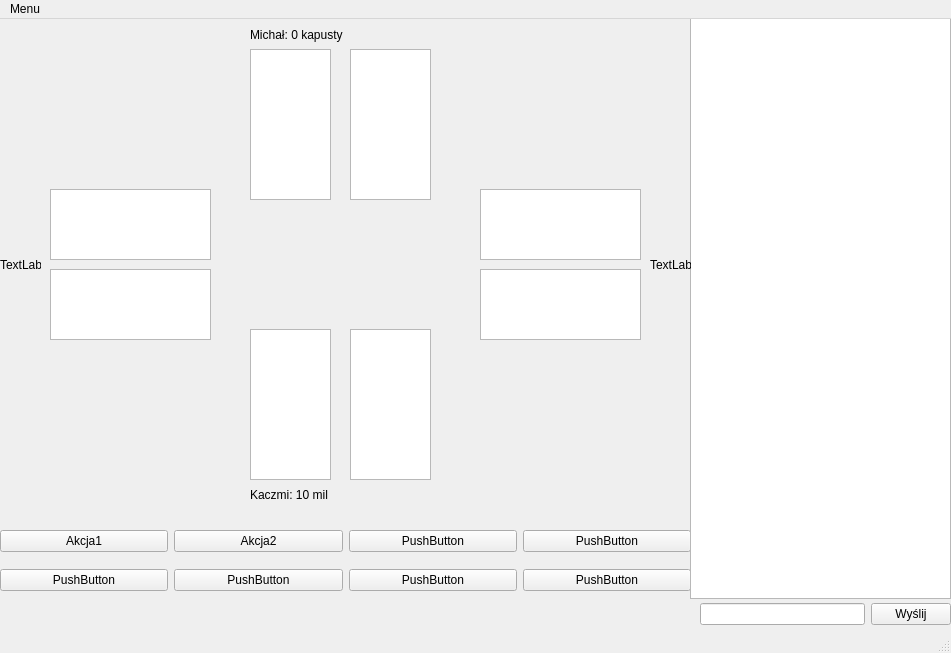
Old version of the form src/Game/mainwindow.ui in the repository kacper-michal-i-krewni/ZPR-Projekt.
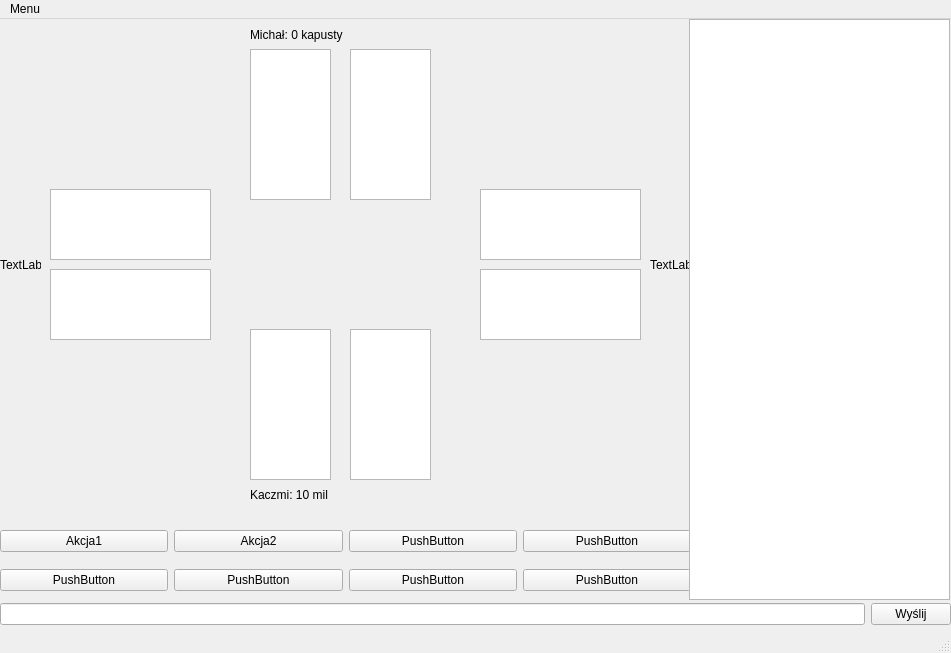
New version of the form.

```diff
--- a/src/Game/mainwindow.ui
+++ b/src/Game/mainwindow.ui
@@ -85,9 +85,9 @@
    <widget class="QWidget" name="horizontalLayoutWidget">
     <property name="geometry">
      <rect>
-      <x>700</x>
+      <x>0</x>
       <y>580</y>
-      <width>251</width>
+      <width>951</width>
       <height>31</height>
      </rect>
     </property>
@@ -104,21 +104,6 @@
      </item>
     </layout>
    </widget>
-   <widget class="QWidget" name="gridWidget_2" native="true">
-    <property name="geometry">
-     <rect>
-      <x>690</x>
-      <y>-1</y>
-      <width>261</width>
-      <height>581</height>
-     </rect>
-    </property>
-    <layout class="QGridLayout" name="gridLayout_2">
-     <item row="0" column="0">
-      <widget class="QListView" name="chatView"/>
-     </item>
-    </layout>
-   </widget>
    <widget class="QGraphicsView" name="graphicsView">
     <property name="geometry">
      <rect>
@@ -251,6 +236,21 @@
      <string>TextLabel</string>
     </property>
    </widget>
+   <widget class="QWidget" name="gridLayoutWidget_2">
+    <property name="geometry">
+     <rect>
+      <x>689</x>
+      <y>0</y>
+      <width>261</width>
+      <height>581</height>
+     </rect>
+    </property>
+    <layout class="QGridLayout" name="gridLayout_3">
+     <item row="0" column="0">
+      <widget class="QListView" name="chatView"/>
+     </item>
+    </layout>
+   </widget>
   </widget>
   <widget class="QMenuBar" name="menubar">
    <property name="geometry">
```
Left out of the diff: 4 changed lines with no effect on the pictures.
